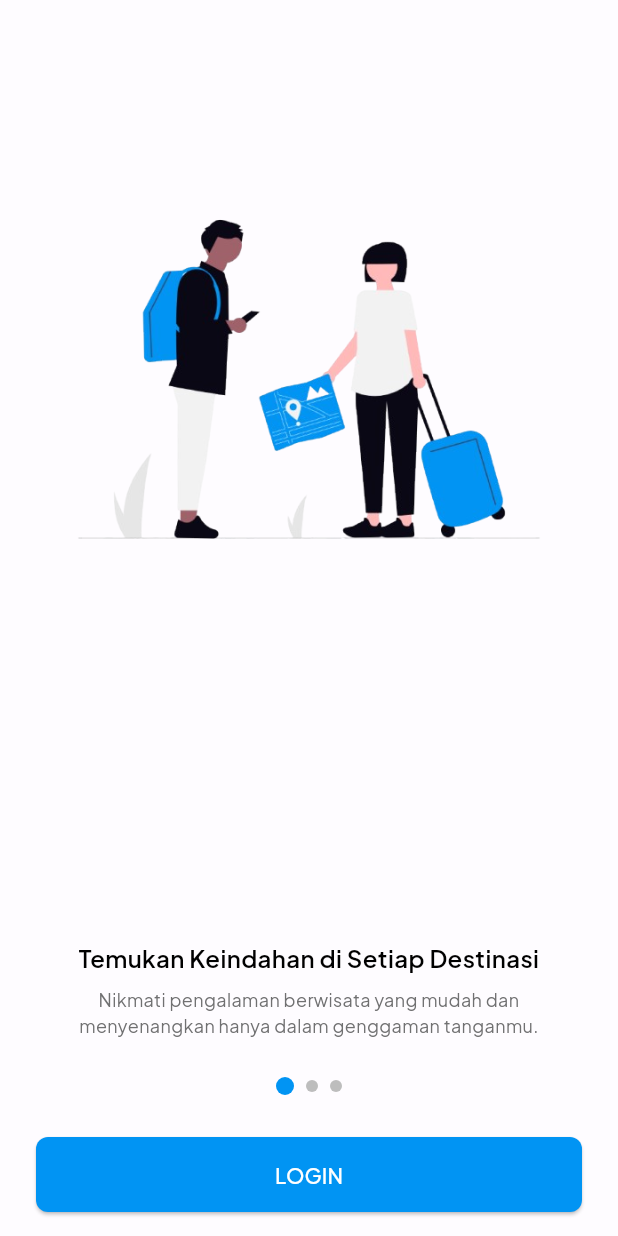
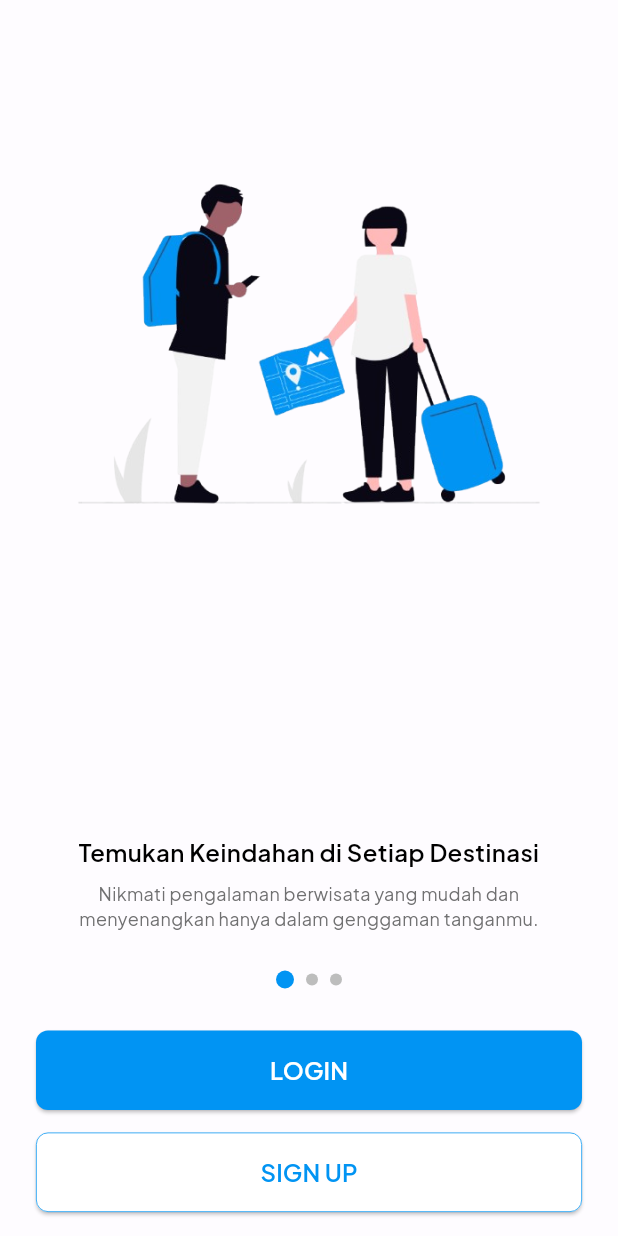
Before and after one commit to VandyRzky/Praktikum_PBB, a Flutter app: the screen it shows after launch, on a phone screen of 412 x 824 dp. Run offline on Flutter 3.47's test engine with Material 3 defaults, Android fonts, the phone set to English and light mode, and no system bars; our stand-ins replace google_fonts.

Commit message:
feat: menambah sign up button

```diff
--- a/lib/pages/welcome/welcome.dart
+++ b/lib/pages/welcome/welcome.dart
@@ -35,7 +35,7 @@ class WelcomePage extends StatelessWidget{
                         backgroundColor: Theme.of(context).primaryColor,
                         padding: EdgeInsets.symmetric(horizontal: 50, vertical: 15,),
                         shape: RoundedRectangleBorder(
-                          borderRadius: BorderRadius.circular(8)
+                          borderRadius: BorderRadius.circular(8),
                         )
                       ),
                       onPressed: (){
@@ -43,7 +43,31 @@ class WelcomePage extends StatelessWidget{
                       },
                       child: Center(
                           child: Text(
-                            "LOGIN", style: GoogleFonts.plusJakartaSans(color: Theme.of(context).colorScheme.onPrimary),
+                            "LOGIN", style: GoogleFonts.plusJakartaSans(color: Theme.of(context).colorScheme.onPrimary,
+                          fontSize: 16, fontWeight: FontWeight.w600),
+                          )
+                      )
+                  ),
+                  SizedBox(height: 15,),
+                  ElevatedButton(
+                      style: ElevatedButton.styleFrom(
+                          backgroundColor: Theme.of(context).colorScheme.onPrimary,
+                          padding: EdgeInsets.symmetric(horizontal: 50, vertical: 15,),
+                          shape: RoundedRectangleBorder(
+                            borderRadius: BorderRadius.circular(8),
+                            side: BorderSide(
+                              color: Theme.of(context).colorScheme.primary,
+                              width: 0.5
+                            )
+                          )
+                      ),
+                      onPressed: (){
+                        // Belum dibuat
+                      },
+                      child: Center(
+                          child: Text(
+                            "SIGN UP", style: GoogleFonts.plusJakartaSans(color: Theme.of(context).primaryColor,
+                              fontSize: 16, fontWeight: FontWeight.w600),
                           )
                       )
                   )
```
